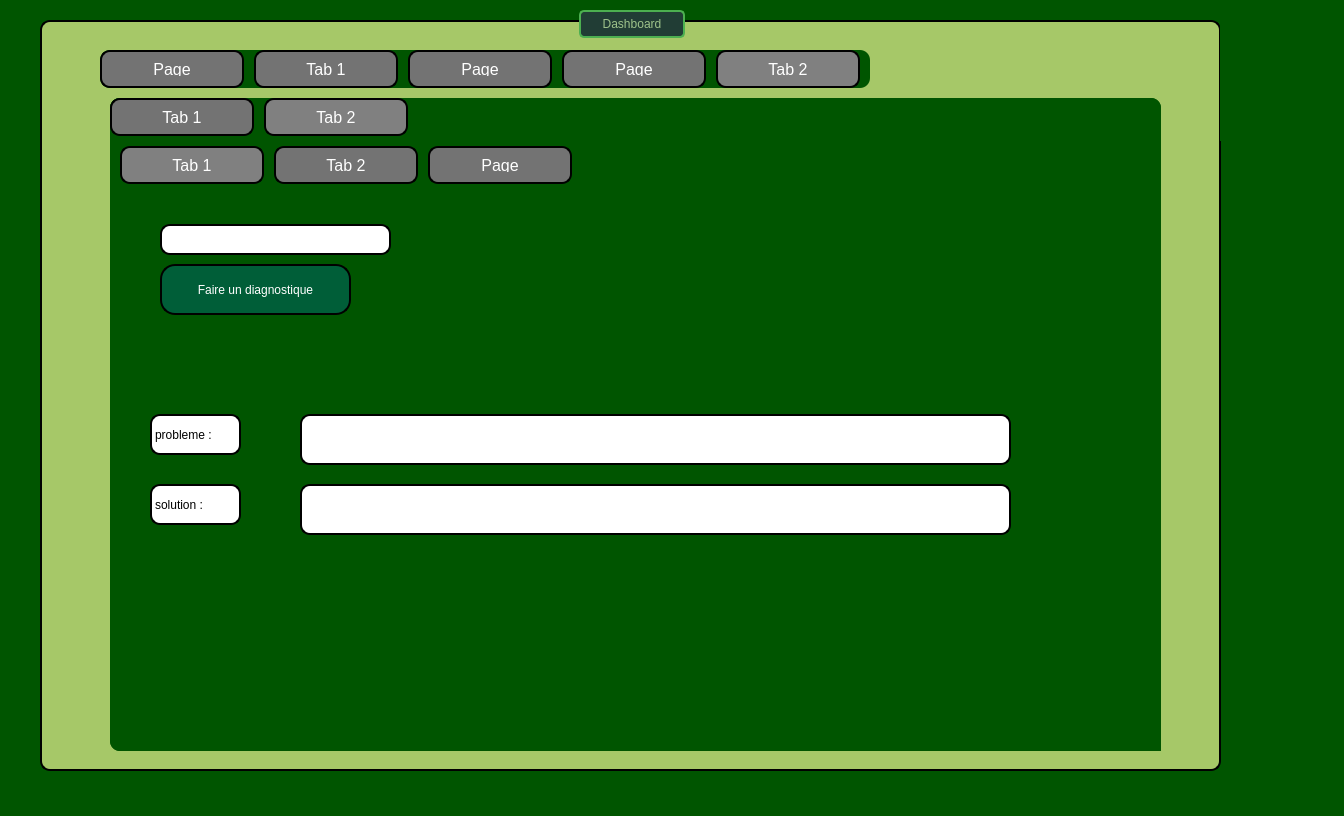
2A35ProjetCPP2425/2a35-create-teams-smart-conservation, file secondwindow.ui: the form before one commit.
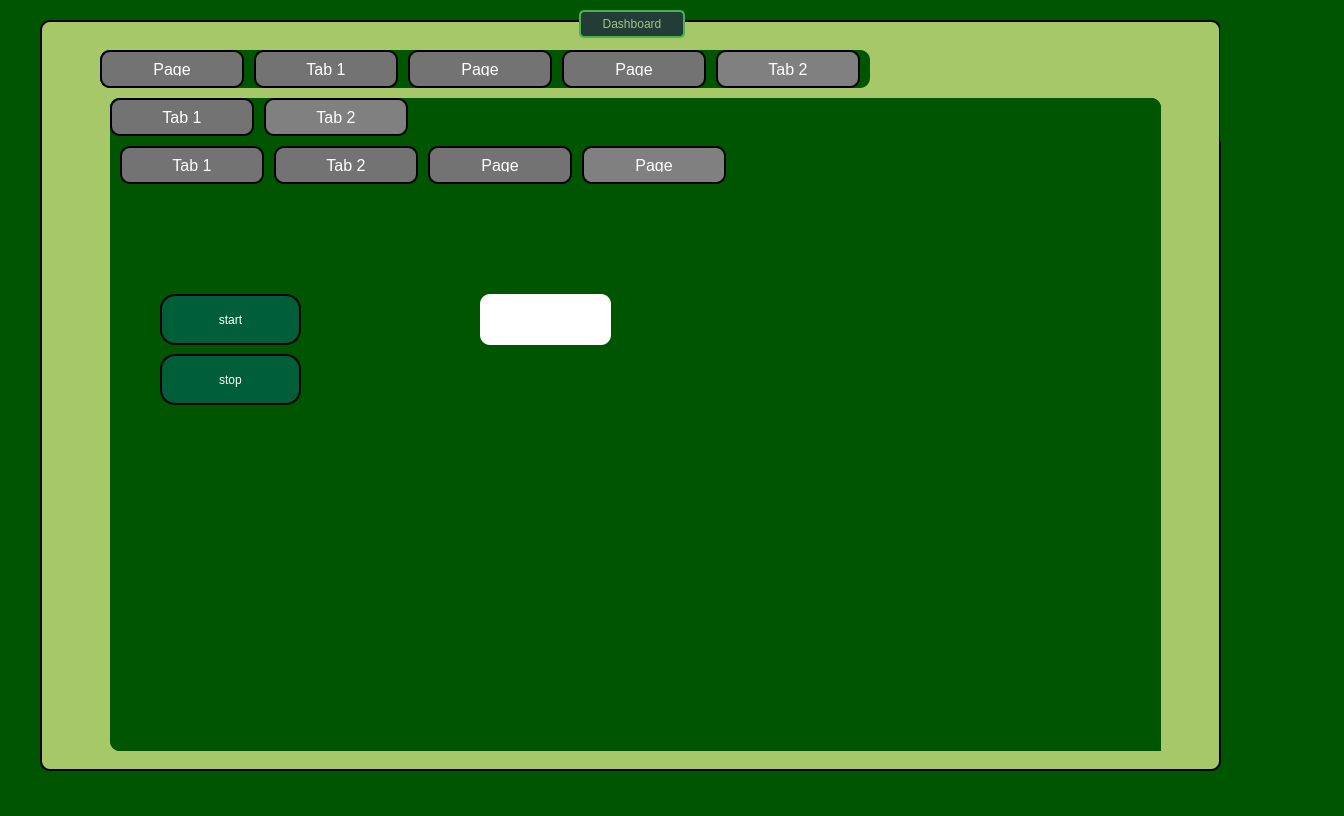
The form after the commit. The open tabs and pages were chosen to show the change. Icons and pictures are not drawn.

```diff
--- a/secondwindow.ui
+++ b/secondwindow.ui
@@ -3030,7 +3030,7 @@
           </rect>
          </property>
          <property name="currentIndex">
-          <number>0</number>
+          <number>3</number>
          </property>
          <widget class="QWidget" name="tab_16">
           <attribute name="title">
@@ -3287,6 +3287,88 @@
            <string>Page</string>
           </attribute>
          </widget>
+         <widget class="QWidget" name="tab_19">
+          <attribute name="title">
+           <string>Page</string>
+          </attribute>
+          <widget class="QPushButton" name="pushButton_2">
+           <property name="geometry">
+            <rect>
+             <x>30</x>
+             <y>100</y>
+             <width>141</width>
+             <height>51</height>
+            </rect>
+           </property>
+           <property name="styleSheet">
+            <string notr="true">QPushButton {
+    color: white;                      /* Text color */
+    border: 2px solid black;         /* Border width and color */
+    border-radius: 15px;              /* Round the corners */
+    background-color: #005e38;        /* Optional: Set a background color */
+    padding: 10px 20px;               /* Add padding for better aesthetics */
+}
+
+QPushButton:hover {
+    background-color: #45a049;        /* Change background color on hover */
+}
+
+QPushButton:pressed {
+    background-color: #3e8e41;        /* Change background color when pressed */
+}</string>
+           </property>
+           <property name="text">
+            <string>start</string>
+           </property>
+          </widget>
+          <widget class="QLabel" name="label_13">
+           <property name="geometry">
+            <rect>
+             <x>350</x>
+             <y>100</y>
+             <width>131</width>
+             <height>51</height>
+            </rect>
+           </property>
+           <property name="styleSheet">
+            <string notr="true">background-color: rgb(255, 255, 255);
+color:black;</string>
+           </property>
+           <property name="text">
+            <string/>
+           </property>
+          </widget>
+          <widget class="QPushButton" name="pushButton_26">
+           <property name="geometry">
+            <rect>
+             <x>30</x>
+             <y>160</y>
+             <width>141</width>
+             <height>51</height>
+            </rect>
+           </property>
+           <property name="styleSheet">
+            <string notr="true">QPushButton {
+    color: white;                      /* Text color */
+    border: 2px solid black;         /* Border width and color */
+    border-radius: 15px;              /* Round the corners */
+    background-color: #005e38;        /* Optional: Set a background color */
+    padding: 10px 20px;               /* Add padding for better aesthetics */
+}
+
+QPushButton:hover {
+    background-color: #45a049;        /* Change background color on hover */
+}
+
+QPushButton:pressed {
+    background-color: #3e8e41;        /* Change background color when pressed */
+}</string>
+           </property>
+           <property name="text">
+            <string>stop</string>
+           </property>
+          </widget>
+         </widget>
         </widget>
        </widget>
       </widget>
```
Left out of the diff: 4 changed lines with no effect on the pictures.
